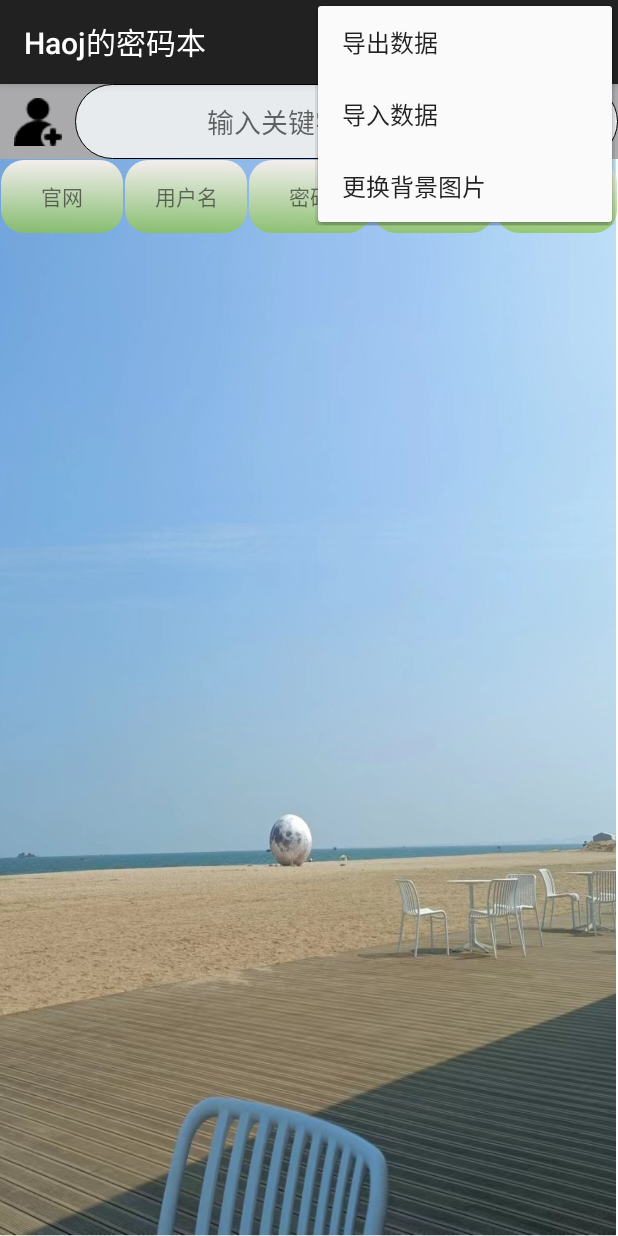
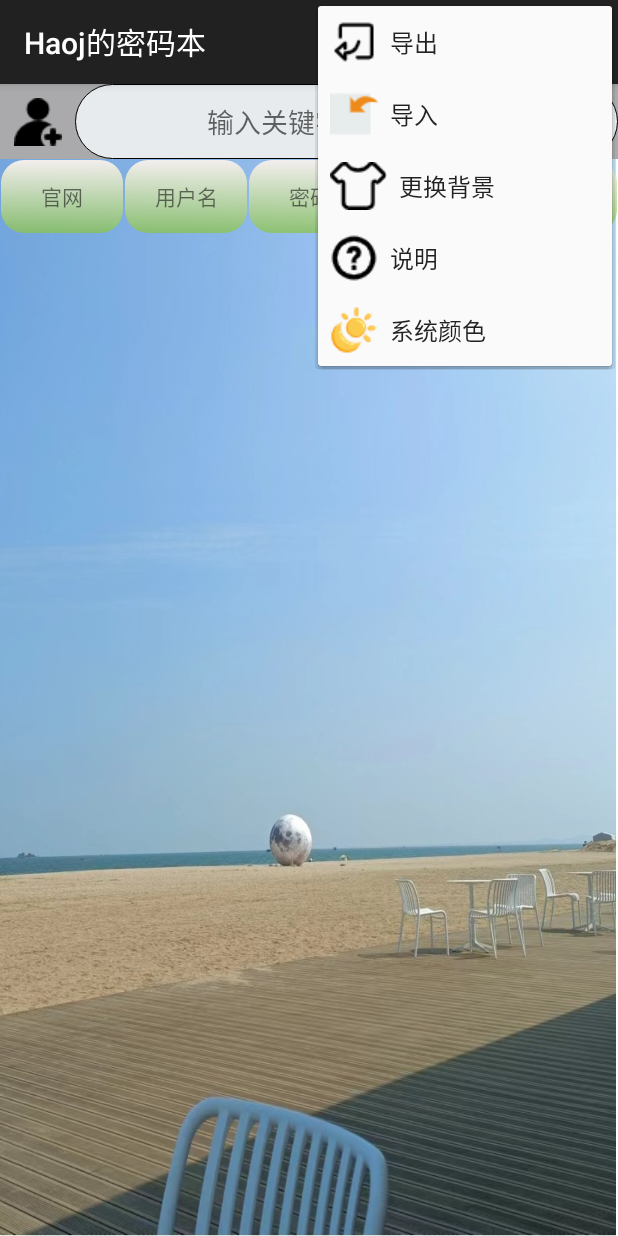
Before and after one commit to huangAoJiong/SecurityBookAPP, an Android app: the screen it shows after launch (MainActivity), with the options menu open, on a phone screen of 412 x 824 dp. Run offline under Robolectric (Android 15) with nearby library versions, the light colour scheme and no system bars; 1 statement that could not run was skipped.

```diff
--- a/app/src/main/res/menu/db_menu_layout.xml
+++ b/app/src/main/res/menu/db_menu_layout.xml
@@ -1,13 +1,25 @@
 <?xml version="1.0" encoding="utf-8"?>
 <!--    第一行代码为固定代码，不可改变-->
-<menu xmlns:android="http://schemas.android.com/apk/res/android">
+<menu xmlns:android="http://schemas.android.com/apk/res/android"
+    >
     <item
         android:id="@+id/export_db_id"
-        android:title="导出数据"/>
+        android:icon="@drawable/export1"
+        android:title="导出"/>
     <item
         android:id="@+id/import_db_id"
-        android:title="导入数据"/>
+        android:icon="@drawable/import1"
+        android:title="导入"/>
     <item
         android:id="@+id/charge_bg_id"
-        android:title="更换背景图片"/>
+        android:icon="@drawable/choose_bg"
+        android:title="更换背景"/>
+    <item
+        android:id="@+id/detail_id"
+        android:icon="@drawable/help"
+        android:title="说明" />
+    <item
+        android:id="@+id/model_B_W_id"
+        android:title="系统颜色"
+        android:icon="@drawable/model_color"/>
 </menu>
```
Also changed, not shown: app/src/main/java/com/example/myapplication/MainActivity.java (+100 -0 lines), app/src/main/res/drawable/auto.png (added), app/src/main/res/drawable/choose_bg.png (added), app/src/main/res/drawable/dark.png (added), app/src/main/res/drawable/detail_item.png (added), app/src/main/res/drawable/export1.png (added), app/src/main/res/drawable/help.png (added), app/src/main/res/drawable/import1.png (added), app/src/main/res/drawable/light.png (added), app/src/main/res/drawable/model_color.png (added).
